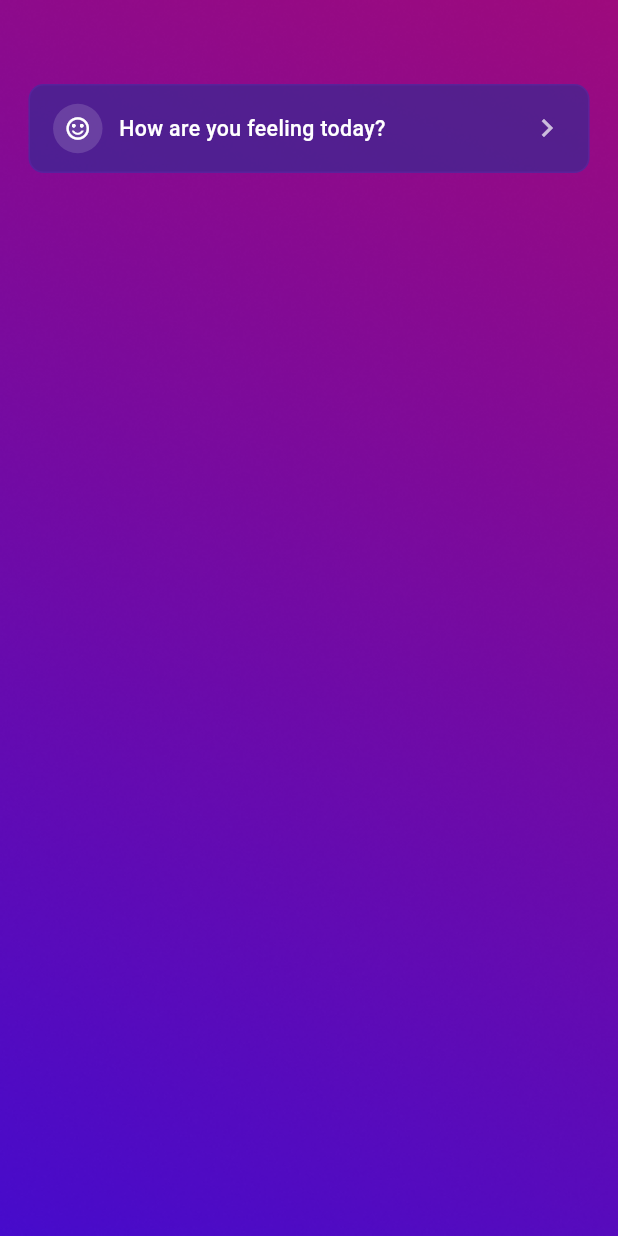
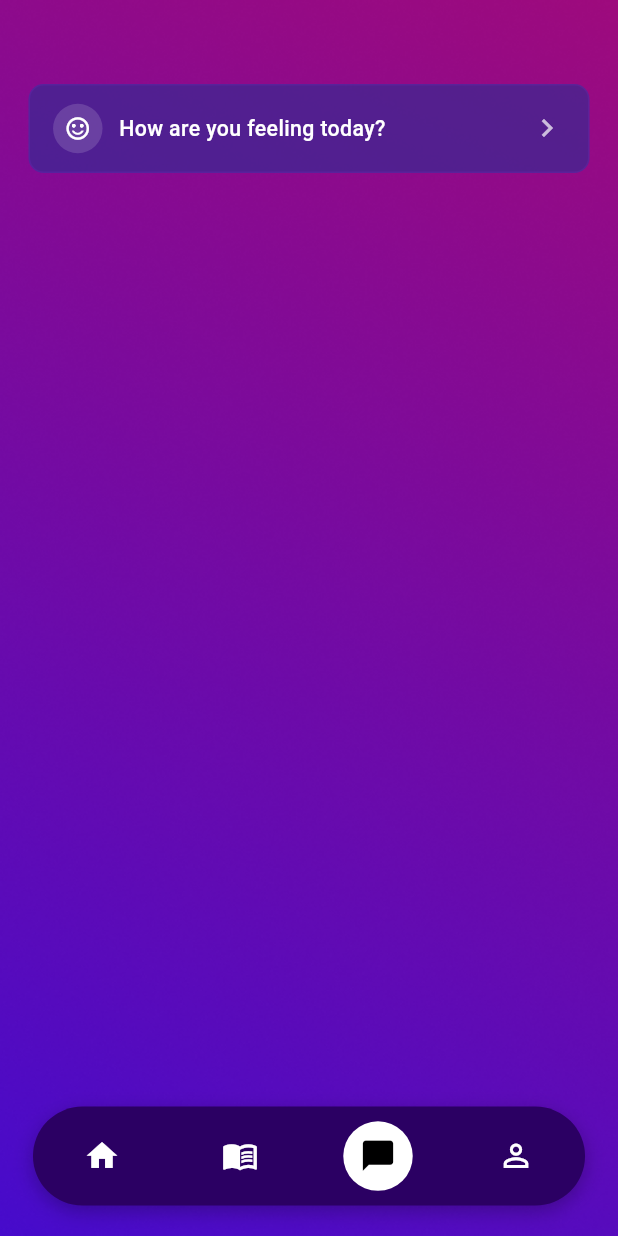
Before and after one commit to MASUDALAM234970/LifeNest, a Flutter app: the Chatbot screen opened by its route, on a phone screen of 412 x 824 dp. Run offline on Flutter 3.47's test engine with Material 3 defaults, Android fonts, the phone set to English and light mode, and no system bars; our stand-ins replace flutter_screenutil, flutter_tts, get, google_fonts, speech_to_text; missing offline and left inert: country_picker_pro.

Commit message:
Fixing Navbar Problem

```diff
--- a/lib/app/feature/chatbot/screens/chatbot.dart
+++ b/lib/app/feature/chatbot/screens/chatbot.dart
@@ -1,5 +1,7 @@
 import 'package:flutter/material.dart';
 import 'package:flutter_screenutil/flutter_screenutil.dart';
+
+import '../../home/screens/CustomBottomNavBar.dart';
 class Chatbot extends StatelessWidget {
   const Chatbot({super.key});
 
@@ -65,6 +67,15 @@ class Chatbot extends StatelessWidget {
           ],),
         ),
       ),
+
+      /// ✅ Bottom Nav (GetX)
+
+      bottomNavigationBar: const CustomBottomNavBar(
+        currentIndex: 2,
+      ),
     );
+
+
   }
+
 }
--- /dev/null
+++ b/lib/app/feature/home/screens/CustomBottomNavBar.dart
@@ -0,0 +1,84 @@
+import 'package:flutter/material.dart';
+import 'package:flutter_screenutil/flutter_screenutil.dart';
+import 'package:get/get.dart';
+
+import '../../../routes/routes_name.dart';
+
+class CustomBottomNavBar extends StatelessWidget {
+  final int currentIndex;
+
+  const CustomBottomNavBar({super.key, required this.currentIndex});
+
+  @override
+  Widget build(BuildContext context) {
+    return Padding(
+      padding: EdgeInsets.only(left: 20.w, right: 20.w, bottom: 20.h),
+      child: Container(
+        height: 65.h,
+        decoration: BoxDecoration(
+          color: const Color(0xFF2B0063),
+          borderRadius: BorderRadius.circular(40.r),
+          boxShadow: [
+            BoxShadow(
+              color: Colors.black.withOpacity(0.25),
+              blurRadius: 10,
+              offset: const Offset(0, 4),
+            ),
+          ],
+        ),
+        child: Row(
+          mainAxisAlignment: MainAxisAlignment.spaceAround,
+          children: [
+            _navItem(Icons.home, 0),
+            _navItem(Icons.menu_book_outlined, 1),
+            _navItem(Icons.chat_bubble, 2),
+            _navItem(Icons.person_outline, 3),
+          ],
+        ),
+      ),
+    );
+  }
+
+  Widget _navItem(IconData icon, int index) {
+    final isActive = currentIndex == index;
+
+    return GestureDetector(
+      onTap: () => _onTap(index),
+      child: AnimatedContainer(
+        duration: const Duration(milliseconds: 200),
+        padding: EdgeInsets.all(10.w),
+        decoration: isActive
+            ? BoxDecoration(
+                color: Colors.white,
+                borderRadius: BorderRadius.circular(30.r),
+              )
+            : null,
+        child: Icon(
+          icon,
+          size: 24.sp,
+          color: isActive ? Colors.black : Colors.white,
+        ),
+      ),
+    );
+  }
+
+  void _onTap(int index) {
+    switch (index) {
+      case 0:
+        Get.offAllNamed(RoutesName.home);
+        break;
+
+      case 1:
+        //  Get.offAllNamed(RoutesName.book);
+        break;
+
+      case 2:
+        Get.offAllNamed(RoutesName.chatbot);
+        break;
+
+      case 3:
+        Get.offAllNamed(RoutesName.profile);
+        break;
+    }
+  }
+}
```
Also changed, not shown: lib/app/feature/home/screens/ProfileScreen.dart (+20 -104 lines), lib/app/feature/home/screens/home.dart (+5 -67 lines).
